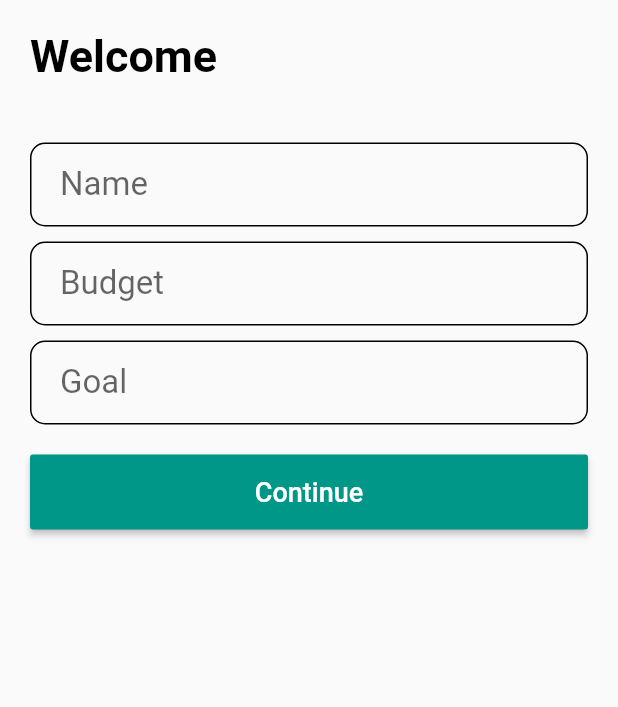
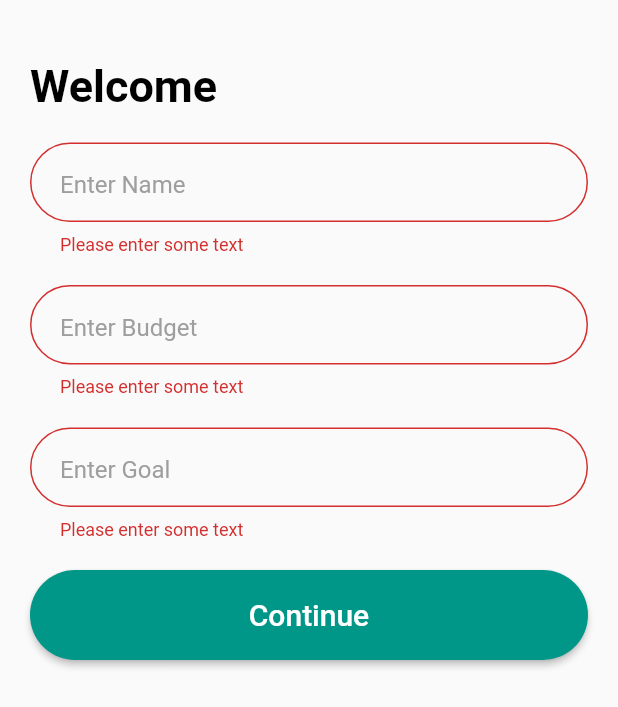
Before and after one commit to abentad/flutterBudgetTracker, a Flutter app: the screen it shows after launch, after a tap on "Continue", on a phone screen of 412 x 824 dp. Shown: the top 707 px of the screen. Run offline on Flutter 3.47's test engine with Material 2 defaults, Android fonts, the phone set to English and light mode, and no system bars; our stand-ins replace font_awesome_flutter, hive, shared_preferences; accounts and stored records are empty; generated files the repository leaves out were written again.

Commit message:
saving data locally working and welcome screen only on first boot also working

```diff
--- a/lib/main.dart
+++ b/lib/main.dart
@@ -1,11 +1,36 @@
+import 'package:budgetApp/models/userDataModel.dart';
 import 'package:budgetApp/providers/bottomNavigationBar_Provider.dart';
 import 'package:budgetApp/providers/userData_provider.dart';
 import 'package:budgetApp/screens/homeScreen/home_screen.dart';
 import 'package:budgetApp/screens/signUpScreen/signUp_screen.dart';
 import 'package:flutter/material.dart';
+import 'package:hive/hive.dart';
 import 'package:provider/provider.dart';
+import 'package:path_provider/path_provider.dart' as path_provider;
+import 'package:shared_preferences/shared_preferences.dart';
 
-void main() {
+//
+int initScreen;
+
+void main() async {
+  WidgetsFlutterBinding.ensureInitialized();
+  //initializing hive at app document directory
+  final appDocumentDirectory =
+      await path_provider.getApplicationDocumentsDirectory();
+  Hive.init(appDocumentDirectory.path);
+  //this will use the UserDataModelAdapter that we generated
+  Hive.registerAdapter(UserDataModelAdapter());
+
+  //
+  SharedPreferences prefs = await SharedPreferences.getInstance();
+  initScreen = prefs.getInt("initScreen");
+  await prefs.setInt("initScreen", 1);
+  print('initScreen $initScreen');
+  //
+  //this will open the userData hive box
+  await Hive.openBox("userData");
+
+  //
   runApp(
     MultiProvider(
       providers: [
@@ -22,7 +47,7 @@ void main() {
 class MyApp extends StatelessWidget {
   @override
   Widget build(BuildContext context) {
-    var userDataProvider = Provider.of<UserDataProvider>(context);
+    // var userDataProvider = Provider.of<UserDataProvider>(context);
 
     return MaterialApp(
       debugShowCheckedModeBanner: false,
@@ -32,7 +57,7 @@ class MyApp extends StatelessWidget {
         visualDensity: VisualDensity.adaptivePlatformDensity,
       ),
       home:
-          userDataProvider.isLoggedIn == false ? SignUpScreen() : HomeScreen(),
+          initScreen == 0 || initScreen == null ? SignUpScreen() : HomeScreen(),
     );
   }
 }
--- /dev/null
+++ b/lib/models/userDataModel.dart
@@ -0,0 +1,20 @@
+import 'package:hive/hive.dart';
+
+//set what the generated code file name is going to be called
+part 'userDataModel.g.dart';
+//the command to run the generator is
+//flutter packages pub run build_runner build
+
+//make the class a hive type or anotate the class as hive type set type id
+@HiveType(typeId: 0)
+class UserDataModel {
+  //set each variable as hive field
+  @HiveField(0)
+  String userName;
+  @HiveField(1)
+  int userBudget;
+  @HiveField(2)
+  int userGoal;
+
+  UserDataModel({this.userName, this.userBudget, this.userGoal});
+}
--- a/lib/providers/userData_provider.dart
+++ b/lib/providers/userData_provider.dart
@@ -1,73 +1,82 @@
-import 'package:budgetApp/utils/database_utils.dart';
-import 'package:flutter/cupertino.dart';
-import 'package:shared_preferences/shared_preferences.dart';
+import 'package:budgetApp/models/userDataModel.dart';
+import 'package:flutter/material.dart';
+import 'package:hive/hive.dart';
 
 class UserDataProvider with ChangeNotifier {
-  String _userName;
-  int _userBudget;
-  int _userGoal;
-  bool _isLoggedIn;
+  UserDataModel _userData;
+  //hive variable for the box
+  final userDataBox = Hive.box("userData");
 
+  //
+  bool _isSignedUp = false;
+
+  //constructor
   UserDataProvider() {
-    _isLoggedIn = false;
-    // loadPrefs();
+    loadUserData();
   }
 
-  //getters
-  String get userName => _userName;
-  int get userBudget => _userBudget;
-  int get userGoal => _userGoal;
-  bool get isLoggedIn => _isLoggedIn;
+  //getter
+  UserDataModel get userData => _userData;
+  bool get isSignedUp => _isSignedUp;
 
-  //setters
-  void setUserName(String name) {
-    _userName = name;
+  //setter
+  void setUserData(String name, int budget, int goal) {
+    _userData =
+        UserDataModel(userName: name, userBudget: budget, userGoal: goal);
     notifyListeners();
+    //will save the newly created user object to the hive database
+    saveUserData();
   }
 
-  void setUserBudget(int budget) {
-    _userBudget = budget;
-    notifyListeners();
+  //hive stuff
+  void saveUserData() {
+    userDataBox.add(_userData);
+    print('successfully Saved');
   }
 
-  void setUserGoal(int goal) {
-    _userGoal = goal;
-    notifyListeners();
+  void loadUserData() {
+    _userData = userDataBox.get(0) as UserDataModel;
+    print("loaded successfully");
   }
 
-  void setIsLoggedIn(bool value) {
-    _isLoggedIn = value;
-    // savePrefs();
-    notifyListeners();
-  }
-
-  void checkAndStore() {
-    try {
-      if (_isLoggedIn == true) {
-        storeToDataBase();
-      }
-    } catch (e) {
-      print('error $e');
-    }
-  }
-
-  void storeToDataBase() {
-    var dbUtils = DataBaseUtility();
-    dbUtils.addUserData(
-      name: _userName,
-      day: DateTime.now().toString(),
-      amount: _userBudget,
-    );
-  }
-
-  void savePrefs() async {
-    SharedPreferences prefs = await SharedPreferences.getInstance();
-    prefs.setBool("isLoggedIn", _isLoggedIn);
-  }
-
-  void loadPrefs() async {
-    SharedPreferences prefs = await SharedPreferences.getInstance();
-    bool isLoggedIn = prefs.getBool("isLoggedIn");
-    if (isLoggedIn != null) setIsLoggedIn(isLoggedIn);
+  //closes all boxes of hive
+  void closeHiveBox() {
+    Hive.close();
   }
 }
+
+//
+//
+//
+//
+// void setisSignedUp(bool value) {
+//   _isSignedUp = value;
+//   notifyListeners();
+//   // savePrefs();
+// }
+//
+
+//sharedprefs stuff
+// void savePrefs() async {
+//   SharedPreferences prefs = await SharedPreferences.getInstance();
+//   prefs.setBool("isSignedUp", _isSignedUp);
+// }
+
+// void loadPrefs() async {
+//   SharedPreferences prefs = await SharedPreferences.getInstance();
+//   bool isSignedUp = prefs.getBool("isSignedUP");
+//   if (isSignedUp != null) setisSignedUp(isSignedUp);
+// }
+//
+
+//
+// void savePrefs() async {
+//   SharedPreferences prefs = await SharedPreferences.getInstance();
+//   prefs.setBool("isLoggedIn", _isLoggedIn);
+// }
+
+// void loadPrefs() async {
+//   SharedPreferences prefs = await SharedPreferences.getInstance();
+//   bool isLoggedIn = prefs.getBool("isLoggedIn");
+//   if (isLoggedIn != null) setIsLoggedIn(isLoggedIn);
+// }
--- a/lib/screens/signUpScreen/signUp_screen.dart
+++ b/lib/screens/signUpScreen/signUp_screen.dart
@@ -1,7 +1,5 @@
-import 'package:budgetApp/constants.dart';
 import 'package:budgetApp/providers/userData_provider.dart';
 import 'package:budgetApp/screens/homeScreen/home_screen.dart';
-import 'package:budgetApp/screens/signUpScreen/components/signUpScreen_components.dart';
 import 'package:flutter/material.dart';
 import 'package:provider/provider.dart';
 
@@ -11,47 +9,63 @@ class SignUpScreen extends StatefulWidget {
 }
 
 class _SignUpScreenState extends State<SignUpScreen> {
+  GlobalKey<FormState> _formKey = GlobalKey<FormState>();
+
+  TextEditingController _userNameController = TextEditingController();
+  TextEditingController _userBudgetController = TextEditingController();
+  TextEditingController _userGoalController = TextEditingController();
+
+  @override
+  void initState() {
+    super.initState();
+  }
+
+  @override
+  void dispose() {
+    super.dispose();
+  }
+
   @override
   Widget build(BuildContext context) {
-    var userDataProvider = Provider.of<UserDataProvider>(context);
-    var _nameController = TextEditingController();
-    var _budgetController = TextEditingController();
-    var _goalController = TextEditingController();
-
-    GlobalKey<FormState> formKey = GlobalKey<FormState>();
+    UserDataProvider _userDataProvider = Provider.of<UserDataProvider>(context);
 
     return Scaffold(
       body: SafeArea(
+        child: SingleChildScrollView(
           child: Container(
             padding: EdgeInsets.all(20.0),
             child: Column(
-            children: [
-              Form(
-                key: formKey,
-                child: Column(
               crossAxisAlignment: CrossAxisAlignment.start,
               children: [
+                SizedBox(height: 20.0),
                 Text(
                   'Welcome',
-                      style: kboldTitleStyle.copyWith(
-                        fontWeight: FontWeight.bold,
+                  style: TextStyle(
+                    color: Colors.black,
                     fontSize: 30.0,
+                    fontWeight: FontWeight.w700,
                   ),
                 ),
-                    SizedBox(height: 40.0),
-                    myCustomTextField(
-                      controller: _nameController,
-                      hintText: "Name",
+                Form(
+                  key: _formKey,
+                  child: Column(
+                    children: [
+                      SizedBox(height: 20.0),
+                      myCustomTextFormField(
+                        hintText: "Enter Name",
+                        controller: _userNameController,
                       ),
-                    SizedBox(height: 10.0),
-                    myCustomTextField(
-                      controller: _budgetController,
-                      hintText: "Budget",
+                      SizedBox(height: 20.0),
+                      myCustomTextFormField(
+                        keyboardType: TextInputType.number,
+                        hintText: "Enter Budget",
+                        controller: _userBudgetController,
                       ),
-                    SizedBox(height: 10.0),
-                    myCustomTextField(
-                      controller: _goalController,
-                      hintText: "Goal",
+                      SizedBox(height: 20.0),
+                      myCustomTextFormField(
+                        keyboardType: TextInputType.number,
+                        hintText: "Enter Goal",
+                        controller: _userGoalController,
                       ),
                     ],
                   ),
@@ -59,30 +73,68 @@ class _SignUpScreenState extends State<SignUpScreen> {
                 SizedBox(height: 20.0),
                 MaterialButton(
                   onPressed: () {
-                  if (formKey.currentState.validate()) {
-                    userDataProvider.setUserName(_nameController.text);
-                    userDataProvider
-                        .setUserBudget(int.parse(_budgetController.text));
-                    userDataProvider
-                        .setUserGoal(int.parse(_goalController.text));
-                    userDataProvider.setIsLoggedIn(true);
-                    userDataProvider.checkAndStore();
-                    Navigator.pushReplacement(context,
-                        MaterialPageRoute(builder: (context) => HomeScreen()));
+                    if (_formKey.currentState.validate()) {
+                      //will create a new user object based on the user input
+                      _userDataProvider.setUserData(
+                        _userNameController.text,
+                        int.parse(_userBudgetController.text),
+                        int.parse(_userGoalController.text),
+                      );
+                      // _userDataProvider.setisSignedUp(true);
+                      // print('isSignedUp set to true');
+                      //will route to the detail screen
+                      Navigator.of(context).pushReplacement(
+                        MaterialPageRoute(
+                          builder: (context) => HomeScreen(),
+                        ),
+                      );
                     }
                   },
-                minWidth: double.infinity,
-                height: 50.0,
-                color: Colors.teal,
+                  shape: RoundedRectangleBorder(
+                    borderRadius: BorderRadius.circular(50.0),
+                  ),
                   child: Text(
                     'Continue',
-                  style: TextStyle(color: Colors.white, fontSize: 18.0),
+                    style: TextStyle(
+                      color: Colors.white,
+                      fontSize: 20.0,
                     ),
+                  ),
+                  color: Colors.teal,
+                  minWidth: double.infinity,
+                  height: 60.0,
                 )
               ],
             ),
           ),
         ),
+      ),
+    );
+  }
+
+  TextFormField myCustomTextFormField({
+    String hintText,
+    TextEditingController controller,
+    TextInputType keyboardType,
+  }) {
+    return TextFormField(
+      keyboardType: keyboardType,
+      style: TextStyle(fontSize: 20.0),
+      controller: controller,
+      decoration: InputDecoration(
+        contentPadding: EdgeInsets.symmetric(vertical: 15.0, horizontal: 20.0),
+        hintText: hintText,
+        hintStyle: TextStyle(color: Colors.grey, fontSize: 16.0),
+        border: OutlineInputBorder(
+          borderRadius: BorderRadius.circular(50),
+        ),
+      ),
+      validator: (value) {
+        if (value.isEmpty) {
+          return 'Please enter some text';
+        }
+        return null;
+      },
     );
   }
 }
--- a/pubspec.yaml
+++ b/pubspec.yaml
@@ -18,17 +18,21 @@ dependencies:
 
   intl: ^0.16.1
 
-  sqflite: ^1.3.2+3
   shared_preferences: ^0.5.12+4
 
   font_awesome_flutter: ^8.11.0
   flutter_svg: any
 
   path_provider: ^1.6.27
+  hive: ^1.4.4+1
+  hive_flutter: ^0.3.1
 
 dev_dependencies:
   flutter_test:
     sdk: flutter
+
+  hive_generator: ^0.8.2
+  build_runner: ^1.11.1
 
 flutter:
   uses-material-design: true
```
Also changed, not shown: lib/models/user_data_model.dart (deleted, +0 -11 lines), lib/screens/homeScreen/components/homeScreen_components.dart (+28 -18 lines), lib/utils/database_utils.dart (deleted, +0 -61 lines), lib/models/userDataModel.g.dart (added), pubspec.lock. Lines whose indentation alone changed are shown as unchanged.
